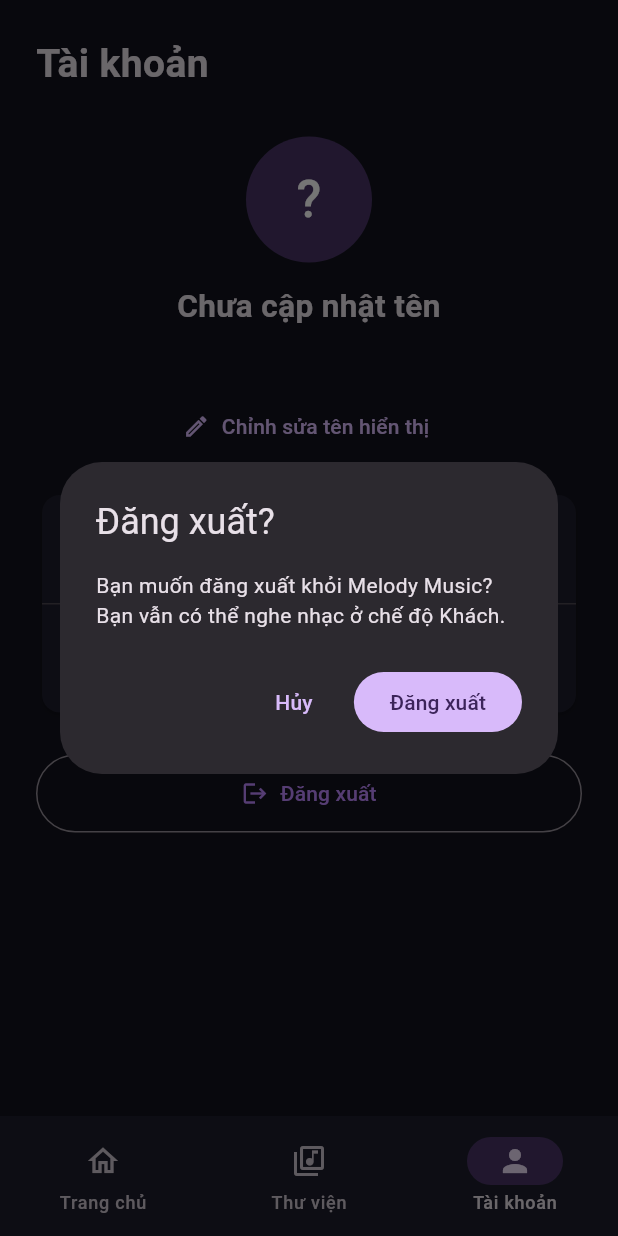
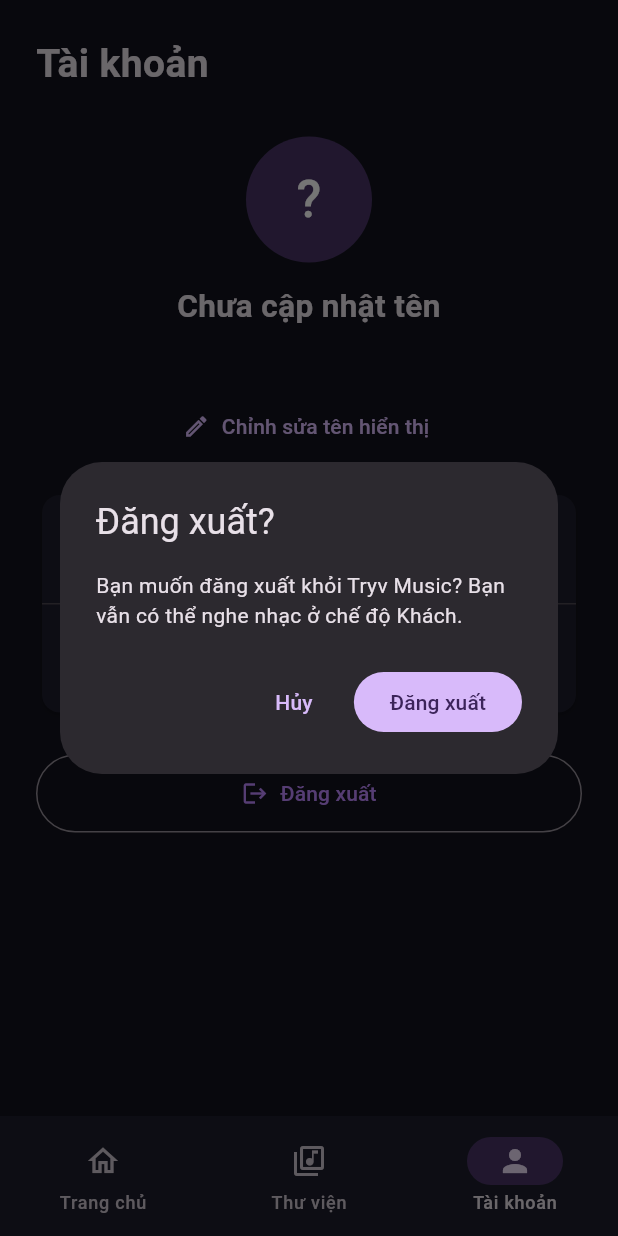
Before and after one commit to truc0504/2324801030071_TH6, a Flutter app: the screen it shows once a user with an empty profile is signed in, item 3 of the bottom bar chosen, after a tap on "Đăng xuất", on a phone screen of 412 x 824 dp. Run offline on Flutter 3.47's test engine with Material 3 defaults, Android fonts, the phone set to English and light mode, and no system bars; our stand-ins replace cloud_firestore, firebase_auth, firebase_core, google_sign_in, just_audio; accounts and stored records are empty; network calls fail.

Commit message:
cập nhật th6

```diff
--- a/lib/main.dart
+++ b/lib/main.dart
@@ -20,16 +20,16 @@
   await Firebase.initializeApp(
     options: DefaultFirebaseOptions.currentPlatform,
   );
-  runApp(const MelodyMusicApp());
+  runApp(const TryvMusicApp());
 }
 
-class MelodyMusicApp extends StatelessWidget {
-  const MelodyMusicApp({super.key});
+class TryvMusicApp extends StatelessWidget {
+  const TryvMusicApp({super.key});
 
   @override
   Widget build(BuildContext context) {
     return MaterialApp(
-      title: 'Melody Music',
+      title: 'Tryv Music',
       debugShowCheckedModeBanner: false,
       theme: ThemeData(
         brightness: Brightness.dark,
--- a/lib/screens/account_screen.dart
+++ b/lib/screens/account_screen.dart
@@ -83,7 +83,7 @@
       OutlinedButton.icon(onPressed: () async {
         final confirm = await showDialog<bool>(context: context, builder: (dialogContext) => AlertDialog(
           title: const Text('Đăng xuất?'),
-          content: const Text('Bạn muốn đăng xuất khỏi Melody Music? Bạn vẫn có thể nghe nhạc ở chế độ Khách.'),
+          content: const Text('Bạn muốn đăng xuất khỏi Tryv Music? Bạn vẫn có thể nghe nhạc ở chế độ Khách.'),
           actions: [
             TextButton(onPressed: () => Navigator.pop(dialogContext, false), child: const Text('Hủy')),
             FilledButton(onPressed: () => Navigator.pop(dialogContext, true), child: const Text('Đăng xuất')),
--- a/lib/screens/auth_screen.dart
+++ b/lib/screens/auth_screen.dart
@@ -159,7 +159,7 @@
                 children: [
                   const Icon(Icons.headphones, color: Color(0xFFBB86FC), size: 72),
                   const SizedBox(height: 14),
-                  const Text('Melody Music', textAlign: TextAlign.center,
+                  const Text('Tryv Music', textAlign: TextAlign.center,
                       style: TextStyle(fontSize: 28, fontWeight: FontWeight.bold)),
                   const SizedBox(height: 8),
                   Text(_register ? 'Tạo tài khoản mới' : 'Đăng nhập để lưu Playlist cá nhân',
--- a/lib/screens/home_screen.dart
+++ b/lib/screens/home_screen.dart
@@ -45,7 +45,7 @@
         elevation: 0,
         automaticallyImplyLeading: false,
         title: const Text(
-          'Melody Music',
+          'Tryv Music',
           style: TextStyle(
             color: Colors.white,
             fontSize: 24,
```
Also changed, not shown: lib/firebase_options.dart, 1 other file.
